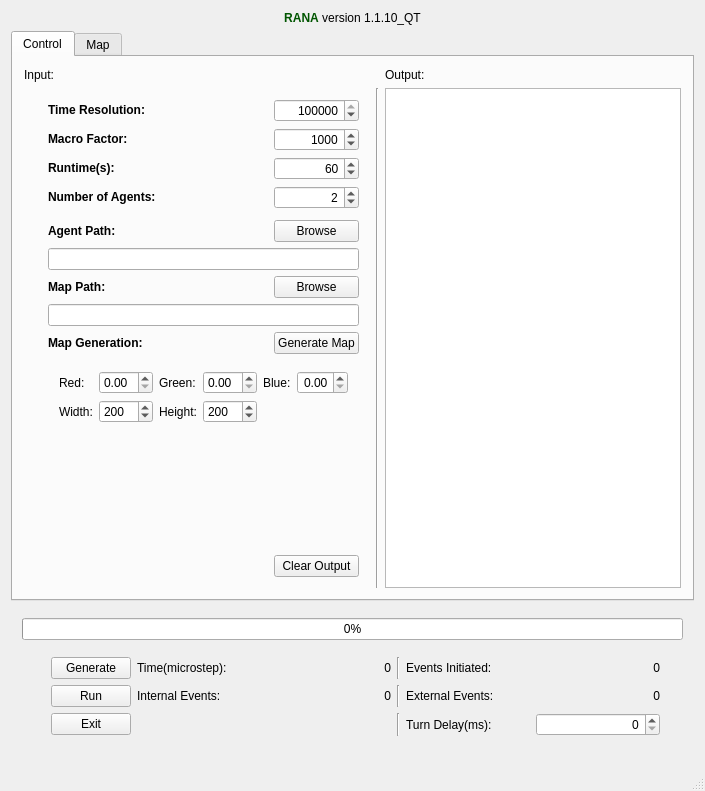
This is mainwindow.ui in sojoe02/RANA as Qt 5 draws it before an edit. The edited form follows.
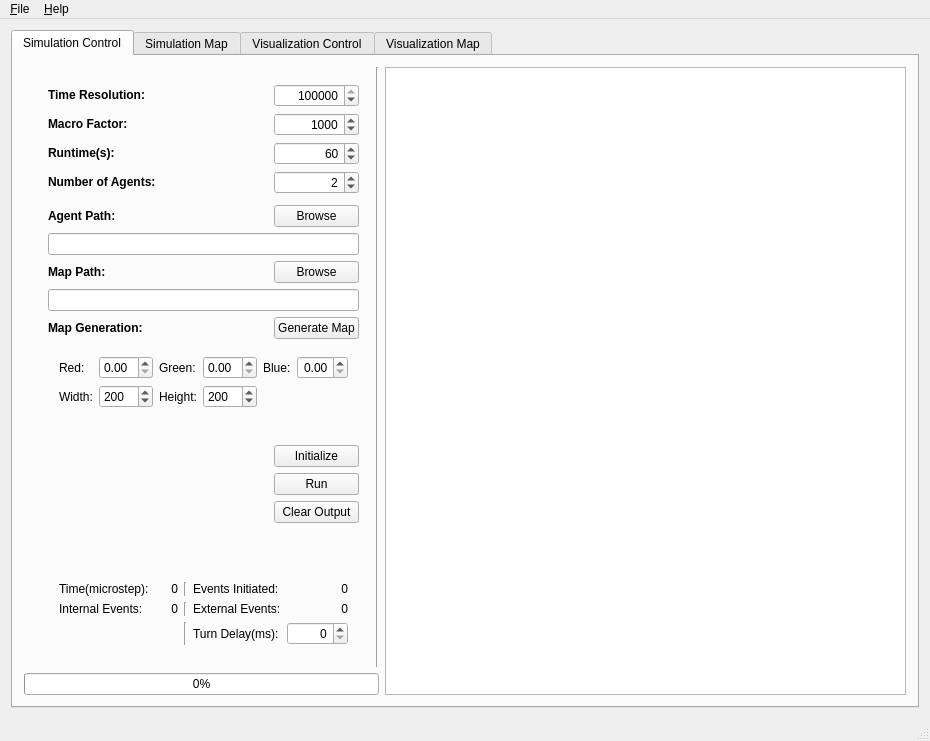
This is the edited form.

Commit message: started work on the vizualizer part of RANA

Patch:
```diff
--- a/mainwindow.ui
+++ b/mainwindow.ui
@@ -6,8 +6,8 @@
    <rect>
     <x>0</x>
     <y>0</y>
-    <width>705</width>
-    <height>791</height>
+    <width>930</width>
+    <height>700</height>
    </rect>
   </property>
   <property name="windowTitle">
@@ -22,10 +22,10 @@
       </property>
       <widget class="QWidget" name="tab_3">
        <attribute name="title">
-        <string>Control</string>
+        <string>Simulation Control</string>
        </attribute>
        <layout class="QGridLayout" name="gridLayout_5">
-        <item row="16" column="2">
+        <item row="15" column="2" rowspan="2">
          <widget class="Line" name="line">
           <property name="windowModality">
            <enum>Qt::WindowModal</enum>
@@ -35,33 +35,16 @@
           </property>
          </widget>
         </item>
-        <item row="0" column="4">
-         <widget class="QLabel" name="label_16">
-          <property name="text">
-           <string>Output:</string>
-          </property>
-         </widget>
-        </item>
-        <item row="0" column="0">
-         <widget class="QLabel" name="label_17">
-          <property name="text">
-           <string>Input:</string>
-          </property>
-         </widget>
-        </item>
-        <item row="16" column="4">
-         <widget class="QTextEdit" name="outputTextEdit"/>
-        </item>
-        <item row="16" column="0">
+        <item row="16" column="1">
          <widget class="QWidget" name="widget_3" native="true">
           <property name="sizePolicy">
-           <sizepolicy hsizetype="Fixed" vsizetype="Preferred">
+           <sizepolicy hsizetype="Fixed" vsizetype="MinimumExpanding">
             <horstretch>0</horstretch>
             <verstretch>0</verstretch>
            </sizepolicy>
           </property>
           <layout class="QGridLayout" name="gridLayout_2">
-           <item row="12" column="3">
+           <item row="12" column="4">
             <widget class="QPushButton" name="browseMapButton">
              <property name="sizePolicy">
               <sizepolicy hsizetype="Minimum" vsizetype="Fixed">
@@ -81,7 +64,7 @@
              </property>
             </widget>
            </item>
-           <item row="11" column="1" colspan="3">
+           <item row="11" column="1" colspan="4">
             <widget class="QLineEdit" name="agentPathLineEdit">
              <property name="sizePolicy">
               <sizepolicy hsizetype="MinimumExpanding" vsizetype="Fixed">
@@ -114,36 +97,7 @@
              </property>
             </widget>
            </item>
-           <item row="2" column="3">
-            <widget class="QSpinBox" name="macroSpinBox">
-             <property name="sizePolicy">
-              <sizepolicy hsizetype="Preferred" vsizetype="Fixed">
-               <horstretch>0</horstretch>
-               <verstretch>0</verstretch>
-              </sizepolicy>
-             </property>
-             <property name="alignment">
-              <set>Qt::AlignRight|Qt::AlignTrailing|Qt::AlignVCenter</set>
-             </property>
-             <property name="maximum">
-              <number>1000000000</number>
-             </property>
-             <property name="singleStep">
-              <number>1000</number>
-             </property>
-             <property name="value">
-              <number>1000</number>
-             </property>
-            </widget>
-           </item>
-           <item row="17" column="3">
-            <widget class="QPushButton" name="pushButton">
-             <property name="text">
-              <string>Clear Output</string>
-             </property>
-            </widget>
-           </item>
-           <item row="0" column="3">
+           <item row="0" column="4">
             <widget class="QSpinBox" name="timeResSpinBox">
              <property name="sizePolicy">
               <sizepolicy hsizetype="Preferred" vsizetype="Fixed">
@@ -171,6 +125,35 @@
              </property>
             </widget>
            </item>
+           <item row="19" column="4">
+            <widget class="QPushButton" name="pushButton">
+             <property name="text">
+              <string>Clear Output</string>
+             </property>
+            </widget>
+           </item>
+           <item row="2" column="4">
+            <widget class="QSpinBox" name="macroSpinBox">
+             <property name="sizePolicy">
+              <sizepolicy hsizetype="Preferred" vsizetype="Fixed">
+               <horstretch>0</horstretch>
+               <verstretch>0</verstretch>
+              </sizepolicy>
+             </property>
+             <property name="alignment">
+              <set>Qt::AlignRight|Qt::AlignTrailing|Qt::AlignVCenter</set>
+             </property>
+             <property name="maximum">
+              <number>1000000000</number>
+             </property>
+             <property name="singleStep">
+              <number>1000</number>
+             </property>
+             <property name="value">
+              <number>1000</number>
+             </property>
+            </widget>
+           </item>
            <item row="16" column="0">
             <widget class="QLabel" name="label_10">
              <property name="text">
@@ -178,6 +161,13 @@
              </property>
             </widget>
            </item>
+           <item row="9" column="4">
+            <widget class="QPushButton" name="browseLuaAgentButton">
+             <property name="text">
+              <string>Browse</string>
+             </property>
+            </widget>
+           </item>
            <item row="2" column="1">
             <widget class="QLabel" name="label_6">
              <property name="toolTip">
@@ -188,13 +178,6 @@
              </property>
             </widget>
            </item>
-           <item row="9" column="3">
-            <widget class="QPushButton" name="browseLuaAgentButton">
-             <property name="text">
-              <string>Browse</string>
-             </property>
-            </widget>
-           </item>
            <item row="4" column="1">
             <widget class="QLabel" name="label_13">
              <property name="text">
@@ -202,7 +185,7 @@
              </property>
             </widget>
            </item>
-           <item row="17" column="1">
+           <item row="19" column="1">
             <spacer name="horizontalSpacer">
              <property name="orientation">
               <enum>Qt::Horizontal</enum>
@@ -218,7 +201,7 @@
              </property>
             </spacer>
            </item>
-           <item row="6" column="3">
+           <item row="6" column="4">
             <widget class="QSpinBox" name="luaSpinBox">
              <property name="sizePolicy">
               <sizepolicy hsizetype="Preferred" vsizetype="Fixed">
@@ -240,6 +223,9 @@
              </property>
             </widget>
            </item>
+           <item row="13" column="1" colspan="4">
+            <widget class="QLineEdit" name="mapPathLineEdit"/>
+           </item>
            <item row="12" column="1">
             <widget class="QLabel" name="label_7">
              <property name="text">
@@ -247,7 +233,20 @@
              </property>
             </widget>
            </item>
-           <item row="15" column="1" colspan="3">
+           <item row="14" column="4">
+            <widget class="QPushButton" name="generateMap">
+             <property name="sizePolicy">
+              <sizepolicy hsizetype="Preferred" vsizetype="Fixed">
+               <horstretch>0</horstretch>
+               <verstretch>0</verstretch>
+              </sizepolicy>
+             </property>
+             <property name="text">
+              <string>Generate Map</string>
+             </property>
+            </widget>
+           </item>
+           <item row="15" column="1" colspan="4">
             <widget class="QWidget" name="widget_5" native="true">
              <layout class="QGridLayout" name="gridLayout_7">
               <item row="1" column="3">
@@ -391,29 +390,34 @@
              </layout>
             </widget>
            </item>
-           <item row="13" column="1" colspan="3">
-            <widget class="QLineEdit" name="mapPathLineEdit"/>
-           </item>
-           <item row="14" column="3">
-            <widget class="QPushButton" name="generateMap">
-             <property name="text">
-              <string>Generate Map</string>
+           <item row="4" column="4">
+            <widget class="QSpinBox" name="runTimeSpinBox">
+             <property name="sizePolicy">
+              <sizepolicy hsizetype="Preferred" vsizetype="Fixed">
+               <horstretch>0</horstretch>
+               <verstretch>0</verstretch>
+              </sizepolicy>
+             </property>
+             <property name="alignment">
+              <set>Qt::AlignRight|Qt::AlignTrailing|Qt::AlignVCenter</set>
+             </property>
+             <property name="accelerated">
+              <bool>true</bool>
+             </property>
+             <property name="minimum">
+              <number>1</number>
+             </property>
+             <property name="maximum">
+              <number>31536000</number>
+             </property>
+             <property name="singleStep">
+              <number>60</number>
+             </property>
+             <property name="value">
+              <number>60</number>
              </property>
             </widget>
            </item>
-           <item row="16" column="1" colspan="3">
-            <spacer name="verticalSpacer">
-             <property name="orientation">
-              <enum>Qt::Vertical</enum>
-             </property>
-             <property name="sizeHint" stdset="0">
-              <size>
-               <width>20</width>
-               <height>40</height>
-              </size>
-             </property>
-            </spacer>
-           </item>
            <item row="6" column="1">
             <widget class="QLabel" name="label_2">
              <property name="text">
@@ -421,34 +425,6 @@
              </property>
             </widget>
            </item>
-           <item row="4" column="3">
-            <widget class="QSpinBox" name="runTimeSpinBox">
-             <property name="sizePolicy">
-              <sizepolicy hsizetype="Preferred" vsizetype="Fixed">
-               <horstretch>0</horstretch>
-               <verstretch>0</verstretch>
-              </sizepolicy>
-             </property>
-             <property name="alignment">
-              <set>Qt::AlignRight|Qt::AlignTrailing|Qt::AlignVCenter</set>
-             </property>
-             <property name="accelerated">
-              <bool>true</bool>
-             </property>
-             <property name="minimum">
-              <number>1</number>
-             </property>
-             <property name="maximum">
-              <number>31536000</number>
-             </property>
-             <property name="singleStep">
-              <number>60</number>
-             </property>
-             <property name="value">
-              <number>60</number>
-             </property>
-            </widget>
-           </item>
            <item row="7" column="1">
             <spacer name="verticalSpacer_2">
              <property name="orientation">
@@ -465,110 +441,7 @@
              </property>
             </spacer>
            </item>
-          </layout>
-         </widget>
-        </item>
-       </layout>
-      </widget>
-      <widget class="QWidget" name="tab_2">
-       <attribute name="title">
-        <string>Map</string>
-       </attribute>
-       <layout class="QGridLayout" name="gridLayout_4">
-        <item row="3" column="1">
-         <widget class="QLabel" name="label_14">
-          <property name="sizePolicy">
-           <sizepolicy hsizetype="Minimum" vsizetype="Preferred">
-            <horstretch>0</horstretch>
-            <verstretch>0</verstretch>
-           </sizepolicy>
-          </property>
-          <property name="text">
-           <string>Zoom</string>
-          </property>
-          <property name="alignment">
-           <set>Qt::AlignRight|Qt::AlignTrailing|Qt::AlignVCenter</set>
-          </property>
-         </widget>
-        </item>
-        <item row="3" column="2">
-         <widget class="QLabel" name="zoomLabel">
-          <property name="sizePolicy">
-           <sizepolicy hsizetype="Minimum" vsizetype="Preferred">
-            <horstretch>0</horstretch>
-            <verstretch>0</verstretch>
-           </sizepolicy>
-          </property>
-          <property name="text">
-           <string>100</string>
-          </property>
-          <property name="alignment">
-           <set>Qt::AlignRight|Qt::AlignTrailing|Qt::AlignVCenter</set>
-          </property>
-         </widget>
-        </item>
-        <item row="2" column="0" colspan="4">
-         <widget class="QGraphicsView" name="graphicsView"/>
-        </item>
-        <item row="3" column="3">
-         <widget class="QLabel" name="label_12">
-          <property name="text">
-           <string>%</string>
-          </property>
-         </widget>
-        </item>
-        <item row="3" column="0">
-         <widget class="QSlider" name="zoomSlider">
-          <property name="sizePolicy">
-           <sizepolicy hsizetype="Expanding" vsizetype="Fixed">
-            <horstretch>0</horstretch>
-            <verstretch>0</verstretch>
-           </sizepolicy>
-          </property>
-          <property name="toolTip">
-           <string>&lt;html&gt;&lt;head/&gt;&lt;body&gt;&lt;p&gt;Slide to zoom&lt;/p&gt;&lt;p&gt;&lt;br/&gt;&lt;/p&gt;&lt;p&gt;&lt;br/&gt;&lt;/p&gt;&lt;/body&gt;&lt;/html&gt;</string>
-          </property>
-          <property name="minimum">
-           <number>0</number>
-          </property>
-          <property name="maximum">
-           <number>1000</number>
-          </property>
-          <property name="value">
-           <number>100</number>
-          </property>
-          <property name="orientation">
-           <enum>Qt::Horizontal</enum>
-          </property>
-          <property name="invertedAppearance">
-           <bool>false</bool>
-          </property>
-          <property name="invertedControls">
-           <bool>false</bool>
-          </property>
-         </widget>
-        </item>
-       </layout>
-      </widget>
-     </widget>
-    </item>
-    <item row="2" column="0">
-     <widget class="QWidget" name="widget" native="true">
-      <property name="sizePolicy">
-       <sizepolicy hsizetype="Expanding" vsizetype="Fixed">
-        <horstretch>0</horstretch>
-        <verstretch>0</verstretch>
-       </sizepolicy>
-      </property>
-      <layout class="QGridLayout" name="gridLayout_3">
-       <item row="1" column="1" colspan="6">
-        <widget class="QProgressBar" name="progressBar">
-         <property name="value">
-          <number>0</number>
-         </property>
-        </widget>
-       </item>
-       <item row="7" column="4">
+           <item row="21" column="1" colspan="4">
         <widget class="QWidget" name="widget_4" native="true">
          <property name="sizePolicy">
           <sizepolicy hsizetype="Expanding" vsizetype="Fixed">
@@ -692,23 +565,13 @@
             </property>
            </widget>
           </item>
-          <item row="0" column="1">
-           <widget class="QPushButton" name="generateButton">
-            <property name="sizePolicy">
-             <sizepolicy hsizetype="Fixed" vsizetype="Fixed">
-              <horstretch>0</horstretch>
-              <verstretch>0</verstretch>
-             </sizepolicy>
-            </property>
-            <property name="text">
-             <string>Generate</string>
-            </property>
-           </widget>
-          </item>
-          <item row="1" column="1">
+             </layout>
+            </widget>
+           </item>
+           <item row="18" column="4">
            <widget class="QPushButton" name="runButton">
             <property name="sizePolicy">
-             <sizepolicy hsizetype="Fixed" vsizetype="Fixed">
+              <sizepolicy hsizetype="Preferred" vsizetype="Fixed">
               <horstretch>0</horstretch>
               <verstretch>0</verstretch>
              </sizepolicy>
@@ -718,45 +581,225 @@
             </property>
            </widget>
           </item>
-          <item row="2" column="1">
-           <widget class="QPushButton" name="exitButton">
+           <item row="17" column="4">
+            <widget class="QPushButton" name="generateButton">
             <property name="sizePolicy">
-             <sizepolicy hsizetype="Fixed" vsizetype="Fixed">
+              <sizepolicy hsizetype="Preferred" vsizetype="Fixed">
               <horstretch>0</horstretch>
               <verstretch>0</verstretch>
              </sizepolicy>
             </property>
-            <property name="minimumSize">
+             <property name="text">
+              <string>Initialize</string>
+             </property>
+            </widget>
+           </item>
+           <item row="20" column="1">
+            <spacer name="verticalSpacer">
+             <property name="orientation">
+              <enum>Qt::Vertical</enum>
+             </property>
+             <property name="sizeHint" stdset="0">
              <size>
-              <width>0</width>
-              <height>0</height>
-             </size>
-            </property>
-            <property name="text">
-             <string>Exit</string>
-            </property>
-           </widget>
-          </item>
-         </layout>
-        </widget>
-       </item>
-      </layout>
+               <width>20</width>
+               <height>40</height>
+              </size>
+             </property>
+            </spacer>
+           </item>
+          </layout>
+         </widget>
+        </item>
+        <item row="17" column="1" colspan="2">
+         <widget class="QProgressBar" name="progressBar">
+          <property name="sizePolicy">
+           <sizepolicy hsizetype="MinimumExpanding" vsizetype="Fixed">
+            <horstretch>0</horstretch>
+            <verstretch>0</verstretch>
+           </sizepolicy>
+          </property>
+          <property name="value">
+           <number>0</number>
+          </property>
+         </widget>
+        </item>
+        <item row="15" column="3" rowspan="3" colspan="2">
+         <widget class="QTextEdit" name="outputTextEdit"/>
+        </item>
+       </layout>
+      </widget>
+      <widget class="QWidget" name="tab_2">
+       <attribute name="title">
+        <string>Simulation Map</string>
+       </attribute>
+       <layout class="QGridLayout" name="gridLayout_4">
+        <item row="3" column="1">
+         <widget class="QLabel" name="label_14">
+          <property name="sizePolicy">
+           <sizepolicy hsizetype="Minimum" vsizetype="Preferred">
+            <horstretch>0</horstretch>
+            <verstretch>0</verstretch>
+           </sizepolicy>
+          </property>
+          <property name="text">
+           <string>Zoom</string>
+          </property>
+          <property name="alignment">
+           <set>Qt::AlignRight|Qt::AlignTrailing|Qt::AlignVCenter</set>
+          </property>
+         </widget>
+        </item>
+        <item row="3" column="2">
+         <widget class="QLabel" name="zoomLabel">
+          <property name="sizePolicy">
+           <sizepolicy hsizetype="Minimum" vsizetype="Preferred">
+            <horstretch>0</horstretch>
+            <verstretch>0</verstretch>
+           </sizepolicy>
+          </property>
+          <property name="text">
+           <string>100</string>
+          </property>
+          <property name="alignment">
+           <set>Qt::AlignRight|Qt::AlignTrailing|Qt::AlignVCenter</set>
+          </property>
+         </widget>
+        </item>
+        <item row="2" column="0" colspan="4">
+         <widget class="QGraphicsView" name="graphicsView"/>
+        </item>
+        <item row="3" column="3">
+         <widget class="QLabel" name="label_12">
+          <property name="text">
+           <string>%</string>
+          </property>
+         </widget>
+        </item>
+        <item row="3" column="0">
+         <widget class="QSlider" name="zoomSlider">
+          <property name="sizePolicy">
+           <sizepolicy hsizetype="Expanding" vsizetype="Fixed">
+            <horstretch>0</horstretch>
+            <verstretch>0</verstretch>
+           </sizepolicy>
+          </property>
+          <property name="toolTip">
+           <string>&lt;html&gt;&lt;head/&gt;&lt;body&gt;&lt;p&gt;Slide to zoom&lt;/p&gt;&lt;p&gt;&lt;br/&gt;&lt;/p&gt;&lt;p&gt;&lt;br/&gt;&lt;/p&gt;&lt;/body&gt;&lt;/html&gt;</string>
+          </property>
+          <property name="minimum">
+           <number>0</number>
+          </property>
+          <property name="maximum">
+           <number>1000</number>
+          </property>
+          <property name="value">
+           <number>100</number>
+          </property>
+          <property name="orientation">
+           <enum>Qt::Horizontal</enum>
+          </property>
+          <property name="invertedAppearance">
+           <bool>false</bool>
+          </property>
+          <property name="invertedControls">
+           <bool>false</bool>
+          </property>
+         </widget>
+        </item>
+       </layout>
+      </widget>
+      <widget class="QWidget" name="tab">
+       <attribute name="title">
+        <string>Visualization Control</string>
+       </attribute>
+       <layout class="QHBoxLayout" name="horizontalLayout">
+        <item>
+         <widget class="QWidget" name="widget_2" native="true">
+          <layout class="QGridLayout" name="gridLayout_8">
+           <item row="0" column="2">
+            <widget class="QPushButton" name="vis_agentPathPushButton">
+             <property name="text">
+              <string>Browse</string>
+             </property>
+            </widget>
+           </item>
+           <item row="1" column="0" colspan="3">
+            <widget class="QLineEdit" name="lineEdit">
+             <property name="sizePolicy">
+              <sizepolicy hsizetype="MinimumExpanding" vsizetype="Fixed">
+               <horstretch>0</horstretch>
+               <verstretch>0</verstretch>
+              </sizepolicy>
+             </property>
      </widget>
     </item>
     <item row="0" column="0">
-     <widget class="QLabel" name="label_4">
+            <widget class="QLabel" name="label_24">
       <property name="text">
-       <string>&lt;html&gt;&lt;head/&gt;&lt;body&gt;&lt;p&gt;&lt;span style=&quot; font-weight:600; color:#005500;&quot;&gt;RANA&lt;/span&gt; version 1.1.10_QT&lt;/p&gt;&lt;/body&gt;&lt;/html&gt;</string>
-      </property>
-      <property name="textFormat">
-       <enum>Qt::RichText</enum>
-      </property>
-      <property name="alignment">
-       <set>Qt::AlignCenter</set>
-      </property>
-     </widget>
-    </item>
-   </layout>
+              <string>&lt;html&gt;&lt;head/&gt;&lt;body&gt;&lt;p&gt;&lt;span style=&quot; font-weight:600;&quot;&gt;Agent Path:&lt;/span&gt;&lt;/p&gt;&lt;/body&gt;&lt;/html&gt;</string>
+             </property>
+            </widget>
+           </item>
+           <item row="2" column="1">
+            <spacer name="verticalSpacer_3">
+             <property name="orientation">
+              <enum>Qt::Vertical</enum>
+             </property>
+             <property name="sizeHint" stdset="0">
+              <size>
+               <width>20</width>
+               <height>40</height>
+              </size>
+             </property>
+            </spacer>
+           </item>
+          </layout>
+         </widget>
+        </item>
+        <item>
+         <widget class="Line" name="line_5">
+          <property name="orientation">
+           <enum>Qt::Vertical</enum>
+          </property>
+         </widget>
+        </item>
+        <item>
+         <widget class="QTextBrowser" name="textBrowser"/>
+        </item>
+       </layout>
+      </widget>
+      <widget class="QWidget" name="tab_4">
+       <attribute name="title">
+        <string>Visualization Map</string>
+       </attribute>
+      </widget>
+     </widget>
+    </item>
+   </layout>
+  </widget>
+  <widget class="QMenuBar" name="menuBar">
+   <property name="geometry">
+    <rect>
+     <x>0</x>
+     <y>0</y>
+     <width>930</width>
+     <height>20</height>
+    </rect>
+   </property>
+   <widget class="QMenu" name="menu_File">
+    <property name="title">
+     <string>&amp;File</string>
+    </property>
+    <addaction name="action_Exit"/>
+   </widget>
+   <widget class="QMenu" name="menu_Help">
+    <property name="title">
+     <string>&amp;Help</string>
+    </property>
+    <addaction name="action_Info"/>
+   </widget>
+   <addaction name="menu_File"/>
+   <addaction name="menu_Help"/>
   </widget>
   <widget class="QStatusBar" name="statusBar"/>
  </widget>
```
Left out of the diff: 17 changed lines with no effect on the pictures. Lines whose indentation alone changed are shown as unchanged. The commit also changes 2 other files.
